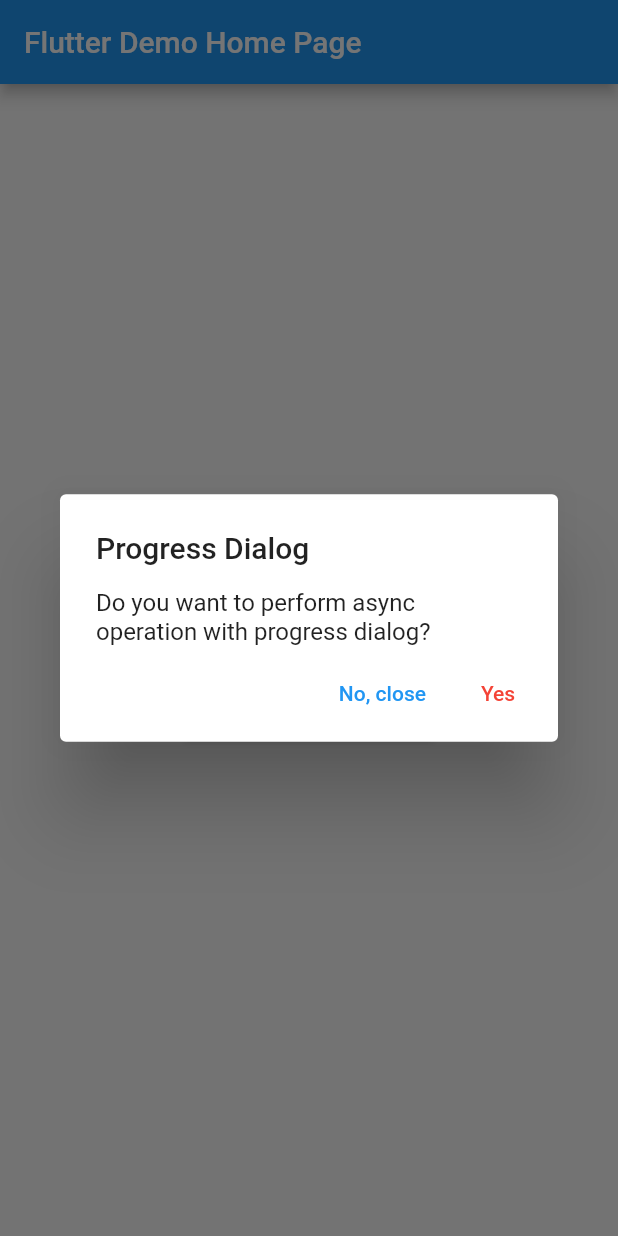
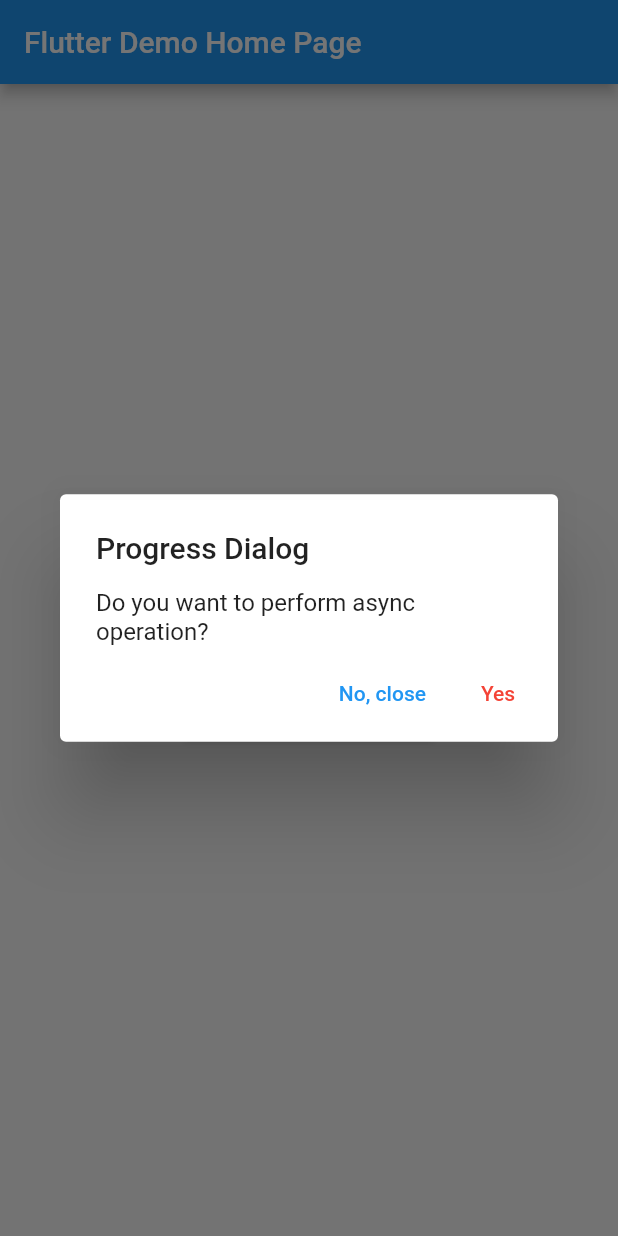
Before and after one commit to krzychudz/adaptive-progress-dialog, a Flutter app: the screen it shows after launch, after a tap on "Show adaptive dialog", on a phone screen of 412 x 824 dp. Run offline on Flutter 3.47's test engine with Material 2 defaults, Android fonts, the phone set to English and light mode, and no system bars.

Commit message:
Improve naming

```diff
--- a/example/lib/main.dart
+++ b/example/lib/main.dart
@@ -50,8 +50,7 @@ class _MyHomePageState extends State<MyHomePage> {
               onPressed: () async {
                 final dialog = AdaptiveProgressDialog<String>(
                   title: 'Progress Dialog',
-                  content:
-                      'Do you want to perform async operation with progress dialog?',
+                  content: 'Do you want to perform async operation?',
                   confirmationButtonLabel: 'Yes',
                   cancelButtonLabel: 'No, close',
                   confirmButtonCallback: () async {
```
